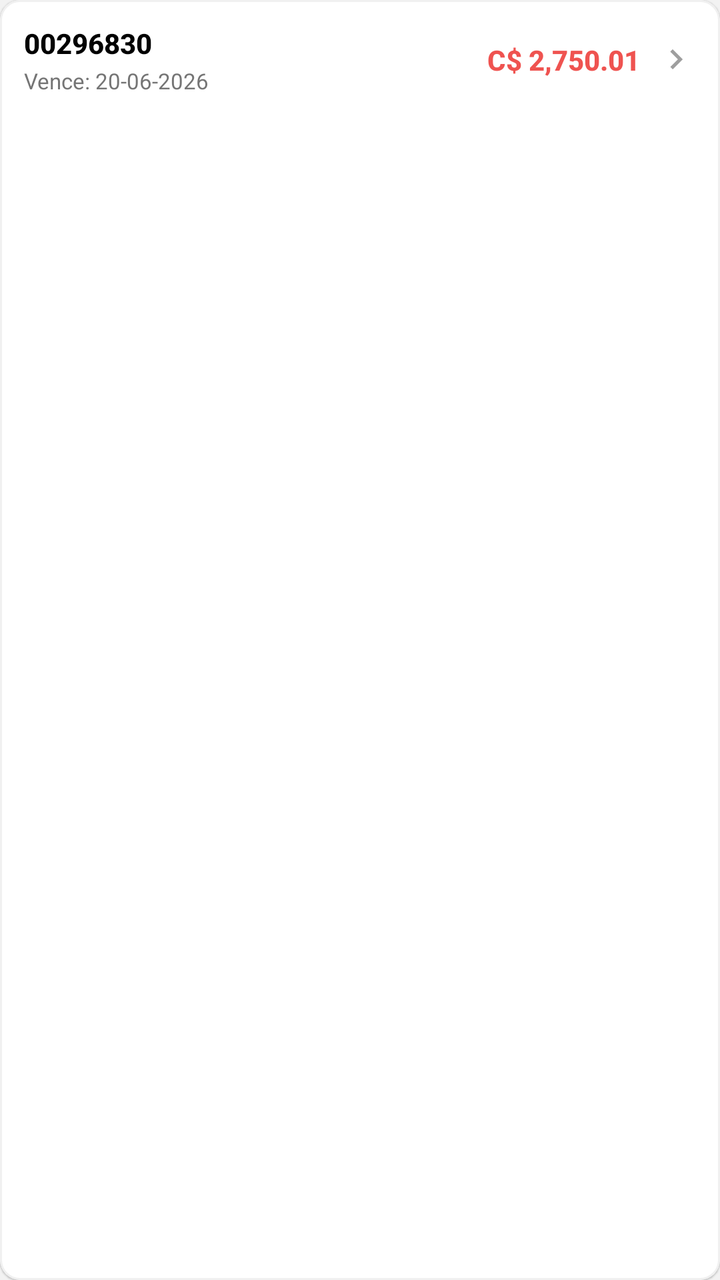
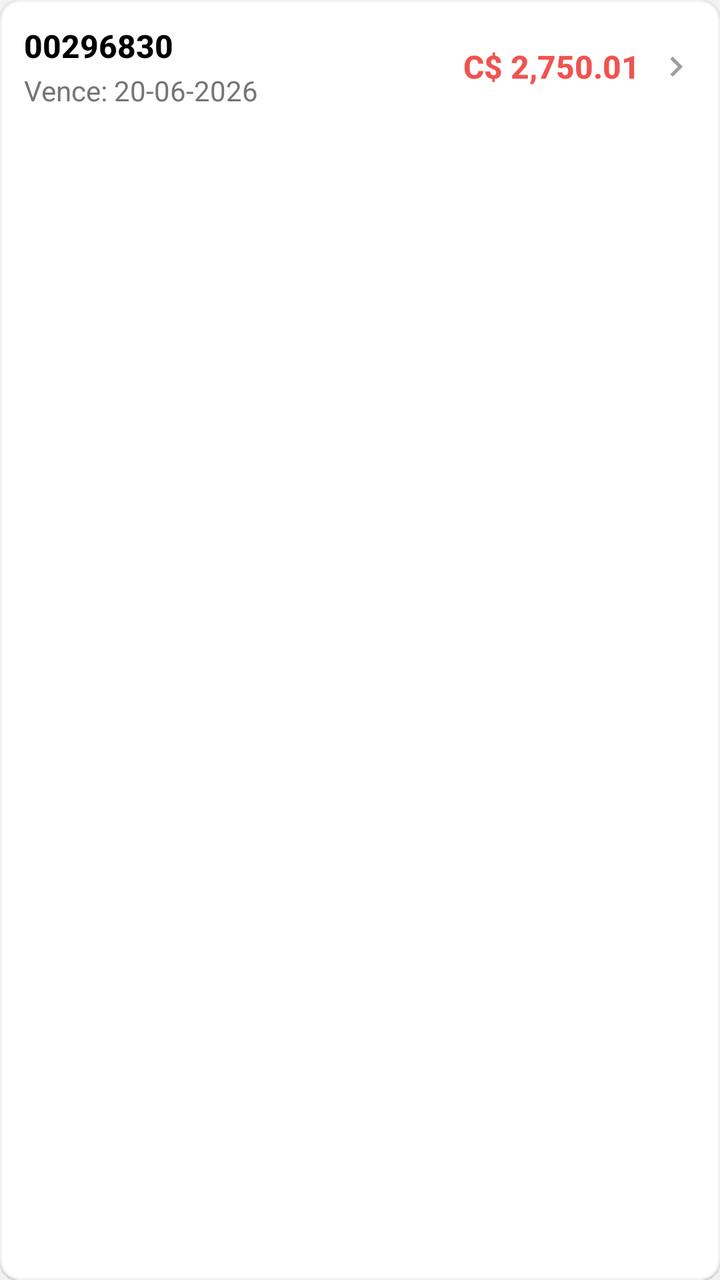

Two renders of the same Android screen: before a commit and after it. Below are the layout's source before the change and the commit's diff.
<!-- AndroidManifest.xml: application theme Theme.GMV -->
<!-- res/layout/item_factura_pendiente.xml -->
<?xml version="1.0" encoding="utf-8"?>
<com.google.android.material.card.MaterialCardView
    xmlns:android="http://schemas.android.com/apk/res/android"
    xmlns:app="http://schemas.android.com/apk/res-auto"
    android:layout_width="match_parent"
    android:layout_height="wrap_content"
    android:layout_marginBottom="6dp"
    android:clickable="true"
    android:focusable="true"
    android:foreground="?attr/selectableItemBackground"
    app:cardBackgroundColor="@android:color/white"
    app:cardCornerRadius="10dp"
    app:cardElevation="0.5dp"
    app:strokeColor="@color/grey_10"
    app:strokeWidth="1dp">

    <LinearLayout
        android:layout_width="match_parent"
        android:layout_height="wrap_content"
        android:gravity="center_vertical"
        android:orientation="horizontal"
        android:padding="12dp">

        <LinearLayout
            android:layout_width="0dp"
            android:layout_height="wrap_content"
            android:layout_weight="1"
            android:orientation="vertical">

            <TextView
                android:id="@+id/tv_factura_numero"
                android:layout_width="wrap_content"
                android:layout_height="wrap_content"
                android:fontFamily="sans-serif-medium"
                android:text="00296830"
                android:textColor="@color/black"
                android:textSize="14sp"
                android:textStyle="bold" />

            <TextView
                android:id="@+id/tv_factura_vencimiento"
                android:layout_width="wrap_content"
                android:layout_height="wrap_content"
                android:layout_marginTop="2dp"
                android:text="Vence: 20-06-2026"
                android:textColor="@color/grey_60"
                android:textSize="11sp" />

        </LinearLayout>

        <TextView
            android:id="@+id/tv_factura_saldo"
            android:layout_width="wrap_content"
            android:layout_height="wrap_content"
            android:fontFamily="sans-serif-medium"
            android:text="C$ 2,750.01"
            android:textColor="@color/red"
            android:textSize="14sp"
            android:textStyle="bold" />

        <ImageView
            android:layout_width="20dp"
            android:layout_height="20dp"
            android:layout_marginStart="8dp"
            android:tint="@color/grey_40"
            app:srcCompat="@drawable/ic_arrow_right" />

    </LinearLayout>

</com.google.android.material.card.MaterialCardView>
<!-- resources referenced by this layout -->
<resources>
  <color name="black">#000000</color>
  <color name="grey_10">#F0F0F0</color>
  <color name="grey_40">#9E9E9E</color>
  <color name="grey_60">#757575</color>
  <color name="red">#EF5350</color>
  <style name="Theme.GMV" parent="Base.Theme.GMV" />
  <color name="primary">#337AB7</color>
  <color name="on_primary">#FFFFFF</color>
  <color name="primary_container">#D6E4F0</color>
  <color name="on_primary_container">#1A3A5C</color>
  <color name="secondary">#3A539B</color>
  <color name="on_secondary">#FFFFFF</color>
  <color name="secondary_container">#D6DCE8</color>
  <color name="on_secondary_container">#1C2A5C</color>
  <color name="tertiary">#7E57C2</color>
  <color name="on_tertiary">#FFFFFF</color>
  <color name="tertiary_container">#EDE7F6</color>
  <color name="on_tertiary_container">#311B92</color>
  <color name="error">#EF5350</color>
  <color name="on_error">#FFFFFF</color>
  <color name="error_container">#FFEBEE</color>
  <color name="on_error_container">#B71C1C</color>
  <color name="background">#F2F2F2</color>
  <color name="on_background">#000000</color>
  <color name="surface">#E7E7E7</color>
  <color name="on_surface">#000000</color>
  <color name="surface_variant">#D4D4D4</color>
  <color name="on_surface_variant">#535353</color>
  <color name="outline">#B0BEC5</color>
  <color name="outline_variant">#CFD8DC</color>
  <style name="TextAppearance.M3.DisplayMedium">
          <item name="android:textSize">45sp</item>
          <item name="android:letterSpacing">0</item>
          <item name="android:lineHeight">52sp</item>
          <item name="android:fontFamily">sans-serif</item>
      </style>
  <style name="TextAppearance.M3.DisplaySmall">
          <item name="android:textSize">36sp</item>
          <item name="android:letterSpacing">0</item>
          <item name="android:lineHeight">44sp</item>
          <item name="android:fontFamily">sans-serif</item>
      </style>
  <style name="TextAppearance.M3.HeadlineLarge">
          <item name="android:textSize">32sp</item>
          <item name="android:letterSpacing">0</item>
          <item name="android:lineHeight">40sp</item>
          <item name="android:fontFamily">sans-serif</item>
      </style>
  <style name="TextAppearance.M3.HeadlineMedium">
          <item name="android:textSize">28sp</item>
          <item name="android:letterSpacing">0</item>
          <item name="android:lineHeight">36sp</item>
          <item name="android:fontFamily">sans-serif</item>
      </style>
  <style name="TextAppearance.M3.HeadlineSmall">
          <item name="android:textSize">24sp</item>
          <item name="android:letterSpacing">0</item>
          <item name="android:lineHeight">32sp</item>
          <item name="android:fontFamily">sans-serif</item>
      </style>
  <style name="TextAppearance.M3.TitleLarge">
          <item name="android:textSize">22sp</item>
          <item name="android:letterSpacing">0</item>
          <item name="android:lineHeight">28sp</item>
          <item name="android:fontFamily">sans-serif</item>
      </style>
  <style name="TextAppearance.M3.BodyLarge">
          <item name="android:textSize">16sp</item>
          <item name="android:letterSpacing">0.5</item>
          <item name="android:lineHeight">24sp</item>
          <item name="android:fontFamily">sans-serif</item>
      </style>
  <style name="TextAppearance.M3.BodyMedium">
          <item name="android:textSize">14sp</item>
          <item name="android:letterSpacing">0.25</item>
          <item name="android:lineHeight">20sp</item>
          <item name="android:fontFamily">sans-serif</item>
      </style>
  <style name="TextAppearance.M3.BodySmall">
          <item name="android:textSize">12sp</item>
          <item name="android:letterSpacing">0.4</item>
          <item name="android:lineHeight">16sp</item>
          <item name="android:fontFamily">sans-serif</item>
      </style>
  <color name="colorUmkPrimaryDark">#003044</color>
  <!-- unchanged entries left out for length: 8 -->
</resources>

<!-- the commit's change to res/layout/item_factura_pendiente.xml (unified diff, before → after) -->
@@ -34,7 +34,7 @@
                 android:fontFamily="sans-serif-medium"
                 android:text="00296830"
                 android:textColor="@color/black"
-                android:textSize="14sp"
+                android:textSize="16sp"
                 android:textStyle="bold" />
 
             <TextView
@@ -44,7 +44,7 @@
                 android:layout_marginTop="2dp"
                 android:text="Vence: 20-06-2026"
                 android:textColor="@color/grey_60"
-                android:textSize="11sp" />
+                android:textSize="14sp" />
 
         </LinearLayout>
 
@@ -55,7 +55,7 @@
             android:fontFamily="sans-serif-medium"
             android:text="C$ 2,750.01"
             android:textColor="@color/red"
-            android:textSize="14sp"
+            android:textSize="16sp"
             android:textStyle="bold" />
 
         <ImageView
